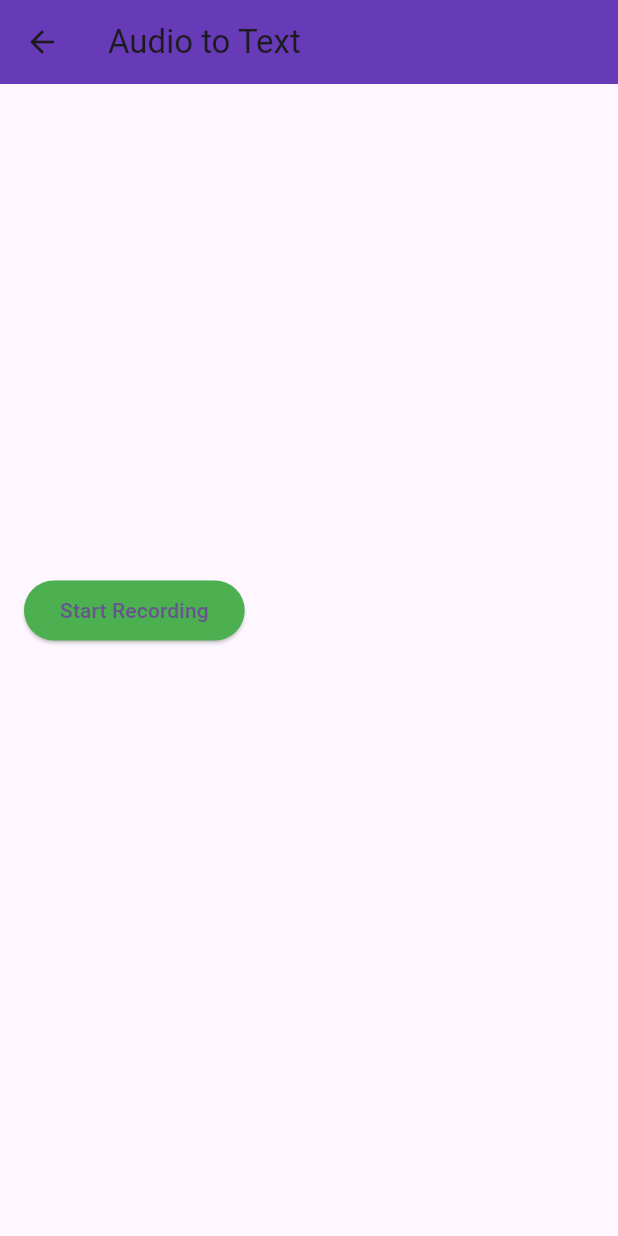
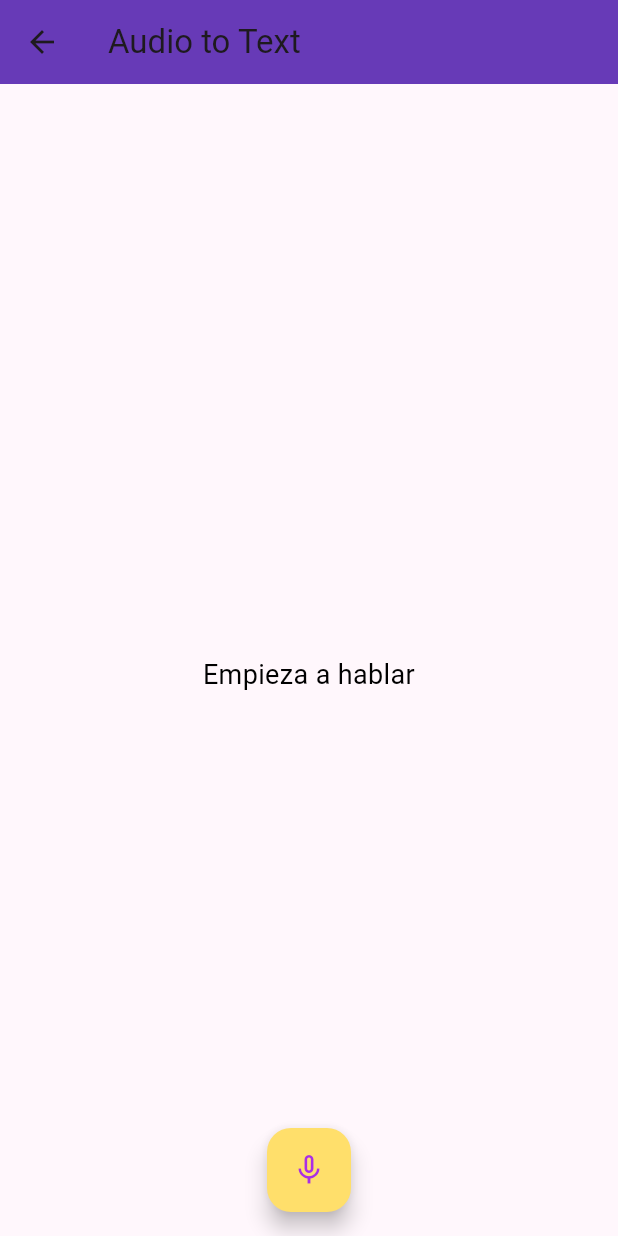
Before and after one commit to armandomm09/hackpue, a Flutter app: the AppServices screen opened directly, after a tap on "Grabar Audio", on a phone screen of 412 x 824 dp. Run offline on Flutter 3.47's test engine with Material 3 defaults, Android fonts, the phone set to English and light mode, and no system bars; drawn by our look-alikes of avatar_glow; our stand-ins replace awesome_snackbar_content, carousel_slider, cloud_firestore, file_picker, firebase_auth, firebase_core and 1 more; missing offline and left inert: flutter_sound; accounts and stored records are empty.

Commit message:
speech to text and dropdown

```diff
--- a/lib/components/chat/chat_bubble.dart
+++ b/lib/components/chat/chat_bubble.dart
@@ -27,14 +27,16 @@ class ChatBubble extends StatelessWidget {
     } else {
       return Container(
         decoration: BoxDecoration(
-          color: isCurrentUser ? happyYellow : deepPurple,
+          color: isCurrentUser ? happyYellow : happyOrange,
           borderRadius: BorderRadius.circular(10),
         ),
-        padding: const EdgeInsets.all(15),
+        padding: const EdgeInsets.all(20),
         margin: marginOnUser,
         child: SelectableText(
           message,
-          style: TextStyle(color: defaultText),
+          style: TextStyle(
+              color: isCurrentUser ? defaultText : deepPurple,
+              fontWeight: FontWeight.w500),
         ),
       );
     }
--- a/lib/components/materialApp/appDrawer.dart
+++ b/lib/components/materialApp/appDrawer.dart
@@ -8,19 +8,21 @@ import 'package:hackpue/services/auth/authgate.dart';
 class AppDrawer extends StatelessWidget {
   const AppDrawer({super.key});
 
-  void signOut(BuildContext context){
+  void signOut(BuildContext context) {
     final auth = AuthService();
     auth.signOut();
-    Navigator.pushReplacement(context, MaterialPageRoute(builder: (context) => const AuthGate()));
+    Navigator.pushReplacement(
+        context, MaterialPageRoute(builder: (context) => const AuthGate()));
   }
-
 
   @override
   Widget build(BuildContext context) {
     return Drawer(
-      backgroundColor: Color.fromARGB(206, 7, 7, 7),//Theme.of(context).colorScheme.surface,
-      child:  Column(
-        mainAxisAlignment: MainAxisAlignment.spaceBetween,
+      surfaceTintColor: lavender,
+      width: 250,
+      backgroundColor: happyYellow, //Theme.of(context).colorScheme.surface,
+      child: Column(
+        mainAxisAlignment: MainAxisAlignment.spaceEvenly,
         children: [
           Column(
             children: [
@@ -29,30 +31,43 @@ class AppDrawer extends StatelessWidget {
                   //margin: EdgeInsets.symmetric(vertical: 50),
                   child: Column(children: [
                     //Image.asset("assets/images/5887_trans.png", height: 125,),
-                  Icon(Icons.settings, size: 130, color: lavender,)
+                    Icon(
+                      Icons.web,
+                      size: 130,
+                      color: happyOrange,
+                    )
                     //SizedBox(height: 20,)
                   ]),
-
                 ),
               ),
-
-              const SizedBox(height: 30,),
+              const SizedBox(
+                height: 30,
+              ),
               Padding(
                 padding: const EdgeInsets.only(left: 25),
                 child: ListTile(
-                  title: Text("H O M E", style: TextStyle(fontFamily: "Industry", color: Theme.of(context).colorScheme.inversePrimary,)),
-                  leading: Icon(Icons.home, color: Theme.of(context).colorScheme.inversePrimary,),
+                  title: Text("Home",
+                      style: TextStyle(
+                          fontFamily: "Industry",
+                          color: deepPurple,
+                          fontWeight: FontWeight.bold)),
+                  leading: Icon(
+                    Icons.home,
+                    color: pink,
+                  ),
                   onTap: () {
-                    Navigator.pushReplacement(context, MaterialPageRoute(builder: (context) => const MainPage()));
+                    Navigator.pushReplacement(
+                        context,
+                        MaterialPageRoute(
+                            builder: (context) => const MainPage()));
                   },
                 ),
               ),
-              const SizedBox(height: 12,),
-
-
+              const SizedBox(
+                height: 12,
+              ),
             ],
           ),
-
           Padding(
             padding: const EdgeInsets.symmetric(vertical: 0, horizontal: 28),
             child: Column(
@@ -61,18 +76,37 @@ class AppDrawer extends StatelessWidget {
                 Padding(
                   padding: const EdgeInsets.only(left: 0, bottom: 0),
                   child: ListTile(
-                    title: Text("S E T T I N G S", style: TextStyle(fontFamily: "Industry", color: Theme.of(context).colorScheme.primary,)),
-                    leading: Icon(Icons.settings, color: Theme.of(context).colorScheme.inversePrimary,),
+                    splashColor: happyOrange,
+                    shape: RoundedRectangleBorder(),
+                    title: Text("Settings",
+                        style: TextStyle(
+                            fontFamily: "Industry",
+                            color: deepPurple,
+                            fontWeight: FontWeight.bold)),
+                    leading: Icon(
+                      Icons.settings,
+                      color: pink,
+                    ),
                     onTap: () {
-                      Navigator.pushReplacement(context, MaterialPageRoute(builder: (context) => const UserProfilePage()));
+                      Navigator.pushReplacement(
+                          context,
+                          MaterialPageRoute(
+                              builder: (context) => const UserProfilePage()));
                     },
                   ),
                 ),
                 Padding(
                   padding: const EdgeInsets.only(left: 0, bottom: 0),
                   child: ListTile(
-                        title: Text("L O G  O U T", style: TextStyle(fontFamily: "Industry", color: Theme.of(context).colorScheme.primary,)),
-                        leading: Icon(Icons.logout, color: Theme.of(context).colorScheme.inversePrimary,),
+                    title: Text("Log Out",
+                        style: TextStyle(
+                            fontFamily: "Industry",
+                            color: deepPurple,
+                            fontWeight: FontWeight.bold)),
+                    leading: Icon(
+                      Icons.logout,
+                      color: pink,
+                    ),
                     onTap: () {
                       signOut(context);
                     },
--- a/lib/constants.dart
+++ b/lib/constants.dart
@@ -6,13 +6,13 @@ final Color myBackGroundColor = Color.fromARGB(255, 87, 85, 128);
 final Color appBarBackgorundColor = Color.fromARGB(255, 45, 36, 63);
 final Color myTitleColor = Color.fromARGB(255, 77, 6, 210);
 
-
 final Color backgroundGlobal = const Color.fromARGB(255, 255, 255, 255);
 final Color deepPurple = Color.fromARGB(255, 35, 4, 157);
 final Color lavender = Color.fromARGB(255, 170, 46, 230);
 final Color pink = Color.fromARGB(255, 255, 121, 205);
 final Color happyYellow = Color.fromARGB(255, 255, 223, 107);
 final Color defaultText = Color.fromARGB(255, 0, 0, 0);
+final Color happyOrange = Color.fromARGB(255, 255, 164, 27);
 
 var formLabelTextStyle =
     TextStyle(color: const Color.fromARGB(255, 0, 0, 0), fontSize: 30);
--- a/lib/main.dart
+++ b/lib/main.dart
@@ -1,4 +1,5 @@
 import 'package:flutter/material.dart';
+import 'package:hackpue/constants.dart';
 import 'package:hackpue/firebase_options.dart';
 import 'package:hackpue/pages/app_intro/gradient.dart';
 import 'package:hackpue/pages/app_intro/mainPage.dart';
@@ -25,7 +26,7 @@ class MyApp extends StatelessWidget {
     return MaterialApp(
         title: 'Flutter Demo',
         theme: ThemeData(
-          colorScheme: ColorScheme.fromSeed(seedColor: Colors.deepPurple),
+          colorScheme: ColorScheme.fromSeed(seedColor: lavender),
           useMaterial3: true,
         ),
         home: AuthGate());
--- a/lib/pages/app_intro/services.dart
+++ b/lib/pages/app_intro/services.dart
@@ -6,7 +6,7 @@ import 'package:hackpue/constants.dart';
 import 'package:hackpue/pages/askUserInfo.dart';
 import 'package:hackpue/pages/chat/chat_with_database.dart';
 import 'package:hackpue/pages/chat/firstChatPromt.dart';
-import 'package:hackpue/pages/chat/upload_audio.dart'; // Asegúrate de tener este archivo
+import 'package:hackpue/pages/chat/upload_audio.dart';
 
 class AppServices extends StatelessWidget {
   const AppServices({super.key});
--- a/lib/pages/chat/upload_audio.dart
+++ b/lib/pages/chat/upload_audio.dart
@@ -1,7 +1,9 @@
 import 'dart:convert';
 import 'dart:io';
+import 'package:avatar_glow/avatar_glow.dart';
 import 'package:flutter/material.dart';
 import 'package:flutter_sound/flutter_sound.dart';
+import 'package:hackpue/constants.dart';
 import 'package:http/http.dart' as http;
 import 'package:permission_handler/permission_handler.dart';
 import 'package:path_provider/path_provider.dart';
@@ -15,7 +17,7 @@ class _AudioToTextPageState extends State<AudioToTextPage> {
   final FlutterSoundRecorder _recorder = FlutterSoundRecorder();
   bool _isRecording = false;
   String? _recordedFilePath;
-  String _transcribedText = '';
+  String _transcribedText = 'Empieza a hablar';
 
   @override
   void initState() {
@@ -24,10 +26,8 @@ class _AudioToTextPageState extends State<AudioToTextPage> {
   }
 
   Future<void> _initRecorder() async {
-    // Solicitar permisos
     await Permission.microphone.request();
     await Permission.storage.request();
-
     await _recorder.openRecorder();
   }
 
@@ -52,6 +52,7 @@ class _AudioToTextPageState extends State<AudioToTextPage> {
     setState(() {
       _isRecording = false;
     });
+    _transcribeAudio(); // Trigger transcription automatically
   }
 
   Future<void> _transcribeAudio() async {
@@ -72,8 +73,8 @@ class _AudioToTextPageState extends State<AudioToTextPage> {
         bytes,
         filename: 'audio.aac',
       ));
-      request.fields['model'] = 'whisper-1'; // El modelo de OpenAI para transcripción
-      request.headers['Authorization'] = 'Bearer YOUR_OPENAI_API_KEY'; // Reemplaza con tu clave API de OpenAI
+      request.fields['model'] = 'whisper-1';
+      request.headers['Authorization'] = 'Bearer YOUR_OPENAI_API_KEY';
 
       final response = await request.send();
 
@@ -85,7 +86,7 @@ class _AudioToTextPageState extends State<AudioToTextPage> {
         });
       } else {
         setState(() {
-          _transcribedText = 'Error transcribing audio';
+          _transcribedText = 'Hubo un error! ';
         });
       }
     } catch (e) {
@@ -96,35 +97,53 @@ class _AudioToTextPageState extends State<AudioToTextPage> {
     }
   }
 
+  Widget showIcon(bool isListening) {
+    if (isListening) {
+      return Icon(
+        Icons.mic,
+        color: happyYellow,
+      );
+    } else {
+      return Icon(
+        Icons.mic_none,
+        color: lavender,
+      );
+    }
+  }
+
   @override
   Widget build(BuildContext context) {
     return Scaffold(
       appBar: AppBar(
-        title: Text('Audio to Text'),
+        title: Text(
+          'Audio to Text',
+          textAlign: TextAlign.center,
+        ),
         backgroundColor: Colors.deepPurple,
       ),
-      body: Padding(
-        padding: const EdgeInsets.all(16.0),
+      floatingActionButtonLocation: FloatingActionButtonLocation.centerFloat,
+      floatingActionButton: AvatarGlow(
+        animate: _isRecording,
+        glowColor: pink,
+        //endRadius: 75.0,
+        duration: Duration(milliseconds: 2000),
+        repeat: true,
+        //showTwoGlows: true,
+        //repeatPauseDuration: Duration(milliseconds: 100),
+        child: FloatingActionButton(
+          onPressed: _isRecording ? _stopRecording : _startRecording,
+          child: showIcon(_isRecording),
+          backgroundColor: _isRecording ? happyOrange : happyYellow,
+        ),
+      ),
+      body: Center(
+        child: Padding(
+          padding: EdgeInsets.all(16.0),
           child: Column(
+            mainAxisSize: MainAxisSize.max,
             mainAxisAlignment: MainAxisAlignment.center,
             crossAxisAlignment: CrossAxisAlignment.center,
             children: [
-            ElevatedButton(
-              onPressed: _isRecording ? _stopRecording : _startRecording,
-              child: Text(_isRecording ? 'Stop Recording' : 'Start Recording'),
-              style: ElevatedButton.styleFrom(
-                backgroundColor: _isRecording ? Colors.red : Colors.green,
-              ),
-            ),
-            const SizedBox(height: 20),
-            if (_recordedFilePath != null)
-              ElevatedButton(
-                onPressed: _transcribeAudio,
-                child: Text('Transcribe Audio'),
-                style: ElevatedButton.styleFrom(
-                  backgroundColor: Colors.blue,
-                ),
-              ),
               const SizedBox(height: 20),
               Text(
                 _transcribedText,
@@ -134,6 +153,7 @@ class _AudioToTextPageState extends State<AudioToTextPage> {
             ],
           ),
         ),
+      ),
     );
   }
 }
--- a/pubspec.yaml
+++ b/pubspec.yaml
@@ -45,6 +45,8 @@ dependencies:
   permission_handler: ^11.3.1
   file_picker: ^8.0.5
   flutter_sound: ^9.6.0
+  avatar_glow: ^3.0.1
+  highlight_text: ^1.7.0
 
 dev_dependencies:
   flutter_test:
```
Also changed, not shown: lib/pages/chat/chat_with_database.dart (+6 -5 lines), pubspec.lock. Lines whose indentation alone changed are shown as unchanged.
